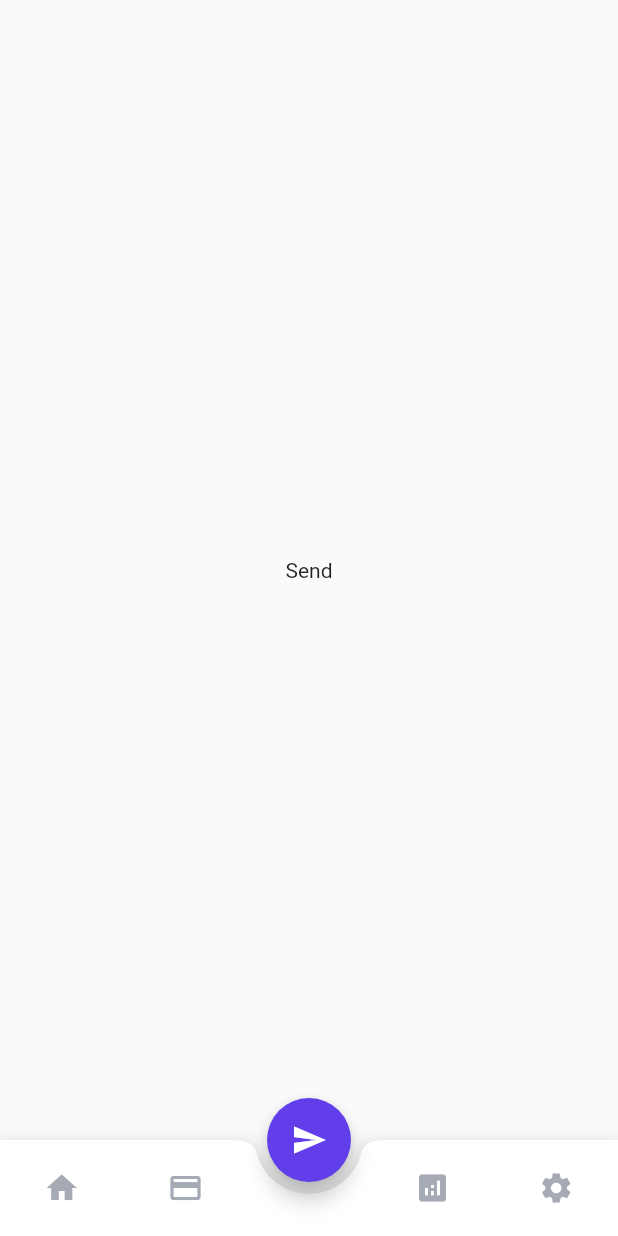
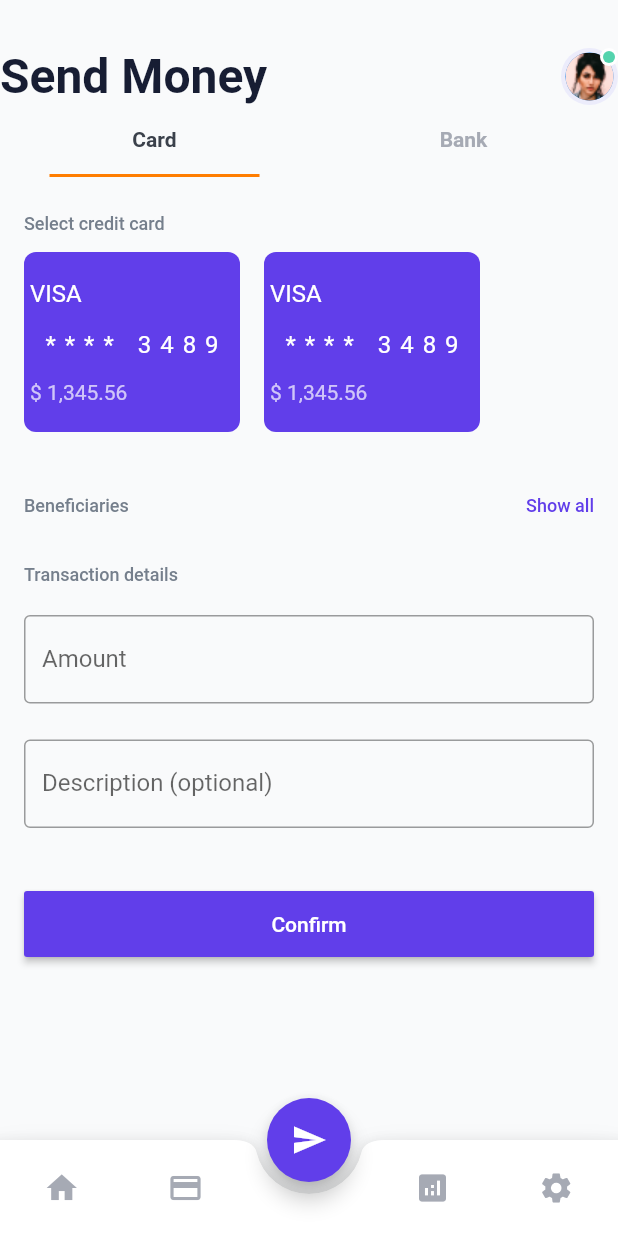
Before and after one commit to victoreronmosele/cs_01, a Flutter app: the screen it shows after launch, item 2 of the bottom bar chosen, after a tap on the "send" icon, on a phone screen of 412 x 824 dp. Run offline on Flutter 3.47's test engine with Material 2 defaults, Android fonts, the phone set to English and light mode, and no system bars; our stand-ins replace google_fonts; Roboto replaces fonts that are missing (Sarabun).

Commit message:
Add Settings and Send Money Screens

```diff
--- a/lib/main.dart
+++ b/lib/main.dart
@@ -1,5 +1,6 @@
 import 'package:cyberspace_test/ui/landing_page.dart';
 import 'package:flutter/material.dart';
+import 'package:google_fonts/google_fonts.dart';
 
 void main() {
   runApp(MyApp());
@@ -11,9 +12,10 @@ class MyApp extends StatelessWidget {
     return MaterialApp(
       title: 'CyberSpace Test',
       theme: ThemeData(
-        primaryColor: Color(0xff613EEA),
-        visualDensity: VisualDensity.adaptivePlatformDensity,
-      ),
+          primaryColor: Color(0xff613EEA),
+          accentColor: Color(0xffFF7D00),
+          visualDensity: VisualDensity.adaptivePlatformDensity,
+          textTheme: GoogleFonts.sarabunTextTheme(Theme.of(context).textTheme)),
       home: LandingPage(),
     );
   }
--- /dev/null
+++ b/lib/ui/home_page.dart
@@ -0,0 +1,8 @@
+import 'package:flutter/material.dart';
+
+class HomePage extends StatelessWidget {
+  @override
+  Widget build(BuildContext context) {
+    return Center(child: Text('Home'));
+  }
+}
--- a/lib/ui/landing_page.dart
+++ b/lib/ui/landing_page.dart
@@ -1,4 +1,12 @@
+import 'dart:ui';
+
+import 'package:cyberspace_test/ui/home_page.dart';
+import 'package:cyberspace_test/ui/reports_page.dart';
+import 'package:cyberspace_test/ui/send_money_page.dart';
+import 'package:cyberspace_test/ui/settings_page.dart';
+import 'package:cyberspace_test/ui/wallets_page.dart';
 import 'package:flutter/material.dart';
+import 'package:google_fonts/google_fonts.dart';
 
 class LandingPage extends StatefulWidget {
   @override
@@ -6,14 +14,6 @@ class LandingPage extends StatefulWidget {
 }
 
 class _LandingPageState extends State<LandingPage> {
-  final List<Widget> _screenList = [
-    Center(child: Text('Home')),
-    Center(child: Text('Wallets')),
-    Center(child: Text('Send')),
-    Center(child: Text('Reports')),
-    Center(child: Text('Settings')),
-  ];
-
   int _selectedIndex;
 
   @override
@@ -24,8 +24,100 @@ class _LandingPageState extends State<LandingPage> {
 
   @override
   Widget build(BuildContext context) {
-    return Scaffold(
-      body: _screenList[_selectedIndex],
+    final List<Widget> screenList = [
+      HomePage(),
+      WalletsPage(),
+      SendMoneyPage(),
+      ReportsPage(),
+      SettingsPage(),
+    ];
+    final List<String> appBarTitleList = [
+      '\$ 926.21',
+      'Wallets',
+      'Send Money',
+      'Reports',
+      'Settings',
+    ];
+
+    return SafeArea(
+      child: Scaffold(
+        backgroundColor: Color(0xffF9FAFB),
+        body: Padding(
+          padding: const EdgeInsets.only(
+            top: 16.0,
+          ),
+          child: Column(
+            crossAxisAlignment: CrossAxisAlignment.start,
+            children: [
+              Column(
+                crossAxisAlignment: CrossAxisAlignment.start,
+                children: [
+                  Opacity(
+                    opacity: _selectedIndex == 0 ? 1 : 0,
+                    child: Text(
+                      'Your balance',
+                      style: TextStyle(
+                          fontWeight: FontWeight.w500,
+                          fontSize: 14.0,
+                          color: Color(0xffA6AAB4)),
+                    ),
+                  ),
+                  Row(
+                    children: [
+                      Expanded(
+                          child: Text(
+                        appBarTitleList[_selectedIndex],
+                        style: TextStyle(
+                          color: Color(0xff171D33),
+                          fontSize: 32.0,
+                          fontWeight: FontWeight.w600,
+                          fontFamily: GoogleFonts.sarabun().fontFamily,
+                        ),
+                      )),
+                      Stack(
+                        children: [
+                          Container(
+                            decoration: BoxDecoration(
+                                shape: BoxShape.circle,
+                                color: Color(0xffECECFB)),
+                            child: Padding(
+                              padding: const EdgeInsets.all(3.0),
+                              child: CircleAvatar(
+                                backgroundImage: AssetImage(
+                                    'assets/images/profile_image.png'),
+                                radius: 16,
+                              ),
+                            ),
+                          ),
+                          Positioned(
+                            right: 0,
+                            top: 0,
+                            child: Container(
+                              decoration: BoxDecoration(
+                                  shape: BoxShape.circle, color: Colors.white),
+                              child: Padding(
+                                padding: const EdgeInsets.all(2.0),
+                                child: Container(
+                                  decoration: BoxDecoration(
+                                    shape: BoxShape.circle,
+                                    color: Color(0xff54D3AD),
+                                  ),
+                                  height: 8.0,
+                                  width: 8.0,
+                                ),
+                              ),
+                            ),
+                          )
+                        ],
+                      ),
+                    ],
+                  ),
+                ],
+              ),
+              Expanded(child: screenList[_selectedIndex]),
+            ],
+          ),
+        ),
         bottomNavigationBar: BottomAppBar(
           child: Container(
             color: Colors.white,
@@ -84,7 +176,10 @@ class _LandingPageState extends State<LandingPage> {
           clipBehavior: Clip.antiAlias,
         ),
         floatingActionButton: FloatingActionButton(
-          child: Icon(Icons.send),
+            child: Icon(
+              Icons.send,
+              color: Colors.white,
+            ),
             onPressed: () {
               setState(() {
                 _selectedIndex = 2;
@@ -92,6 +187,7 @@ class _LandingPageState extends State<LandingPage> {
             },
             backgroundColor: Theme.of(context).primaryColor),
         floatingActionButtonLocation: FloatingActionButtonLocation.centerDocked,
+      ),
     );
   }
 
--- /dev/null
+++ b/lib/ui/reports_page.dart
@@ -0,0 +1,8 @@
+import 'package:flutter/material.dart';
+
+class ReportsPage extends StatelessWidget {
+  @override
+  Widget build(BuildContext context) {
+    return Center(child: Text('Reports'));
+  }
+}
--- /dev/null
+++ b/lib/ui/send_money_page.dart
@@ -0,0 +1,193 @@
+import 'package:flutter/material.dart';
+
+class SendMoneyPage extends StatelessWidget {
+  @override
+  Widget build(BuildContext context) {
+    final TextStyle sectionTextStyle = TextStyle(
+      color: Color(0xff757F8C),
+      fontSize: 12.0,
+      fontWeight: FontWeight.w500,
+    );
+
+    return DefaultTabController(
+        length: 2,
+        child: Column(children: [
+          TabBar(
+            tabs: [
+              Tab(text: 'Card'),
+              Tab(
+                text: 'Bank',
+              )
+            ],
+            labelColor: Color(0xff3B414B),
+            labelStyle: TextStyle(fontWeight: FontWeight.w600),
+            unselectedLabelColor: Color(0xffA6AAB4),
+            unselectedLabelStyle: TextStyle(fontWeight: FontWeight.w600),
+            indicator: UnderlineTabIndicator(
+              borderSide:
+                  BorderSide(color: Theme.of(context).accentColor, width: 2.0),
+              insets: EdgeInsets.symmetric(horizontal: 33.0),
+            ),
+          ),
+          Expanded(
+            child: TabBarView(
+              children: [
+                SingleChildScrollView(
+                  child: Column(
+                    children: [
+                      Padding(
+                        padding: const EdgeInsets.only(left: 16.0, right: 16.0),
+                        child: Column(
+                          children: [
+                            SizedBox(
+                              height: 24.0,
+                            ),
+                            Align(
+                                alignment: Alignment.centerLeft,
+                                child: Text('Select credit card',
+                                    style: sectionTextStyle)),
+                            SizedBox(
+                              height: 12.0,
+                            ),
+                          ],
+                        ),
+                      ),
+                      SizedBox(
+                        width: MediaQuery.of(context).size.width,
+                        height: 120,
+                        child: ListView.builder(
+                          scrollDirection: Axis.horizontal,
+                          itemCount: 2,
+                          itemBuilder: (_, __) {
+                            return Row(
+                              children: [
+                                SizedBox(
+                                  width: 16.0,
+                                ),
+                                Container(
+                                  decoration: BoxDecoration(
+                                      borderRadius: BorderRadius.circular(8.0),
+                                      color: Theme.of(context).primaryColor),
+                                  width: 144,
+                                  height: 120,
+                                  child: Padding(
+                                    padding: const EdgeInsets.all(4.0),
+                                    child: Column(
+                                      mainAxisAlignment:
+                                          MainAxisAlignment.spaceEvenly,
+                                      children: [
+                                        Align(
+                                          alignment: Alignment.centerLeft,
+                                          child: Text(
+                                            'VISA',
+                                            style: TextStyle(
+                                                color: Colors.white,
+                                                fontSize: 16),
+                                          ),
+                                        ),
+                                        Text(
+                                          '**** 3489',
+                                          style: TextStyle(
+                                              color: Colors.white,
+                                              fontSize: 16.0,
+                                              letterSpacing: 6),
+                                        ),
+                                        Align(
+                                          alignment: Alignment.centerLeft,
+                                          child: Text(
+                                            '\$ 1,345.56',
+                                            style: TextStyle(
+                                                color: Colors.white
+                                                    .withOpacity(0.7)),
+                                          ),
+                                        )
+                                      ],
+                                    ),
+                                  ),
+                                ),
+                              ],
+                            );
+                          },
+                        ),
+                      ),
+                      Padding(
+                        padding: const EdgeInsets.only(left: 16.0, right: 16.0),
+                        child: Column(
+                          children: [
+                            SizedBox(
+                              height: 42.0,
+                            ),
+                            Row(
+                              mainAxisAlignment: MainAxisAlignment.spaceBetween,
+                              children: [
+                                Text('Beneficiaries', style: sectionTextStyle),
+                                Text('Show all',
+                                    style: TextStyle(
+                                      color: Theme.of(context).primaryColor,
+                                      fontSize: 12.0,
+                                      fontWeight: FontWeight.w500,
+                                    )),
+                              ],
+                            ),
+                          ],
+                        ),
+                      ),
+                      Padding(
+                        padding: const EdgeInsets.only(left: 16.0, right: 16.0),
+                        child: Column(
+                          children: [
+                            SizedBox(
+                              height: 32.0,
+                            ),
+                            Align(
+                                alignment: Alignment.centerLeft,
+                                child: Text('Transaction details',
+                                    style: sectionTextStyle)),
+                            SizedBox(
+                              height: 20.0,
+                            ),
+                            TextFormField(
+                              decoration: InputDecoration(
+                                  labelText: 'Amount',
+                                  border: OutlineInputBorder(),
+                                  prefixText: '\$',
+                                  suffixText: 'change currency',
+                                  suffixStyle: TextStyle(
+                                      color: Theme.of(context).primaryColor,
+                                      fontWeight: FontWeight.w600,
+                                      fontSize: 12.0)),
+                            ),
+                            SizedBox(
+                              height: 24.0,
+                            ),
+                            TextFormField(
+                              decoration: InputDecoration(
+                                  labelText: 'Description (optional)',
+                                  border: OutlineInputBorder()),
+                            ),
+                            SizedBox(
+                              height: 40.0,
+                            ),
+                            FractionallySizedBox(
+                              widthFactor: 1.0,
+                              child: RaisedButton(
+                                color: Theme.of(context).primaryColor,
+                                onPressed: () {},
+                                textColor: Colors.white,
+                                child: Text('Confirm'),
+                                padding: EdgeInsets.all(14.0),
+                              ),
+                            ),
+                          ],
+                        ),
+                      ),
+                    ],
+                  ),
+                ),
+                Center(child: Text('Bank')),
+              ],
+            ),
+          ),
+        ]));
+  }
+}
--- /dev/null
+++ b/lib/ui/settings_page.dart
@@ -0,0 +1,61 @@
+import 'package:flutter/material.dart';
+
+class SettingsPage extends StatelessWidget {
+  @override
+  Widget build(BuildContext context) {
+    final Map<String, IconData> settingsItemStringsToIconDateMap = {
+      'Profile Information': Icons.book,
+      'Password': Icons.lock,
+      'Email': Icons.mail,
+      'Phone Number': Icons.phone,
+      'Notifications': Icons.notifications,
+      'Currency': Icons.attach_money,
+      'Language': Icons.language,
+      'Account': Icons.person,
+      'Privacy Policy': Icons.shield,
+      'Terms of Use': Icons.query_builder
+    };
+    return Padding(
+      padding: const EdgeInsets.only(top: 40.0, left: 16.0, right: 16.0),
+      child: GridView.builder(
+        itemCount: settingsItemStringsToIconDateMap.length,
+        gridDelegate: SliverGridDelegateWithFixedCrossAxisCount(
+          crossAxisCount: 2,
+          crossAxisSpacing: 15.0,
+          mainAxisSpacing: 16.0,
+        ),
+        itemBuilder: (_, int index) {
+          final String itemString =
+              settingsItemStringsToIconDateMap.keys.elementAt(index);
+          final IconData icon =
+              settingsItemStringsToIconDateMap.values.elementAt(index);
+
+          return Card(
+            color: Colors.white,
+            child: Column(
+              mainAxisAlignment: MainAxisAlignment.spaceEvenly,
+              children: [
+                Container(
+                  decoration: BoxDecoration(
+                      shape: BoxShape.circle,
+                      color: Theme.of(context).primaryColor),
+                  child: Padding(
+                    padding: const EdgeInsets.all(12.0),
+                    child: Icon(
+                      icon,
+                      color: Colors.white,
+                    ),
+                  ),
+                ),
+                Text(
+                  itemString,
+                  style: TextStyle(fontWeight: FontWeight.w500),
+                ),
+              ],
+            ),
+          );
+        },
+      ),
+    );
+  }
+}
--- /dev/null
+++ b/lib/ui/wallets_page.dart
@@ -0,0 +1,8 @@
+import 'package:flutter/material.dart';
+
+class WalletsPage extends StatelessWidget {
+  @override
+  Widget build(BuildContext context) {
+    return Center(child: Text('Wallets'));
+  }
+}
--- a/pubspec.yaml
+++ b/pubspec.yaml
@@ -23,6 +23,7 @@ environment:
 dependencies:
   flutter:
     sdk: flutter
+  google_fonts:
 
 
   # The following adds the Cupertino Icons font to your application.
@@ -45,8 +46,8 @@ flutter:
   uses-material-design: true
 
   # To add assets to your application, add an assets section, like this:
-  # assets:
-  #   - images/a_dot_burr.jpeg
+  assets:
+    - assets/images/
   #   - images/a_dot_ham.jpeg
 
   # An image asset can refer to one or more resolution-specific "variants", see
```
Also changed, not shown: assets/images/profile_image.png (added), pubspec.lock, 3 other files. Lines whose indentation alone changed are shown as unchanged.
